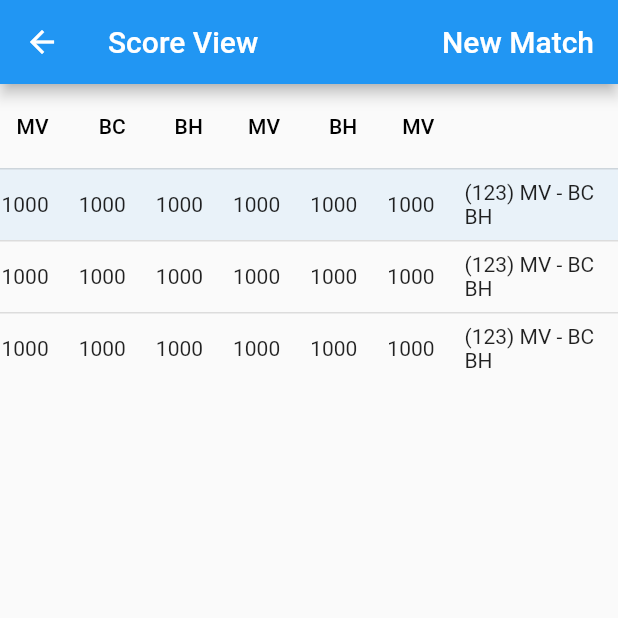
After one commit to bchruszc/rook_flutter, a Flutter app: the screen it shows after launch, after a tap on "ScoreView", on a phone screen of 412 x 824 dp, the top half of it. The commit adds this screen. Run offline on Flutter 3.47's test engine with Material 2 defaults, Android fonts, the phone set to English and light mode, and no system bars; missing offline and left inert: frideos, frideos_core; statements that could not run were skipped.

Commit message:
fixed a bunch of things, refactored, built full circle workflow, created dumby score board

```diff
--- a/lib/main.dart
+++ b/lib/main.dart
@@ -2,8 +2,9 @@ import 'package:flutter/material.dart';
 import 'package:rook_flutter/models/game.dart';
 import 'package:rook_flutter/models/listitem.dart';
 import 'package:rook_flutter/widgets/home.dart';
-import 'package:rook_flutter/widgets/newgamescreen.dart';
 import 'package:rook_flutter/widgets/newmatchcreen.dart';
+import 'package:rook_flutter/widgets/playerselectionscreen.dart';
+import 'package:rook_flutter/widgets/scorescreen.dart';
 
 List<Player> players = [
   Player('Martin'),
@@ -13,25 +14,35 @@ List<Player> players = [
   Player('Jeremy'),
 ];
 
+const String HomeRouteId = '/';
+
 void main() {
-  Match currentMatch;
-  GameInfo currentGame;
-
   runApp(MaterialApp(
-    initialRoute: '/',
-    routes: {
-      '/': (context) => HomeRoute(currentGame),
-      '/NewGame': (context) {
-        currentGame = GameInfo();
-        return PlayerSelection(
-            players.map((player) => ListItem(player)).toList(), currentGame);
-      },
-      '/LoadGame': (context) {
-        if(currentGame==null){
-          currentGame=GameInfo();
-        }
-        return NewMatchWidget(currentGame);
-      } //todo for games not matches
-    },
+    title: 'Rook 2.0',
+    onGenerateRoute: generateRoute,
+    initialRoute: HomeRouteId,
   ));
 }
+
+Route<dynamic> generateRoute(RouteSettings settings) {
+  var game;
+  if (settings.arguments != null) {
+    game = settings.arguments;
+  }
+  switch (settings.name) {
+    case HomeRouteId:
+      return MaterialPageRoute(builder: (context) => HomeRoute(game: game));
+    case PlayerSelection.Id:
+      return MaterialPageRoute(
+          builder: (context) => PlayerSelection(
+              game: game,
+              items: players.map((player) => ListItem(player)).toList()));
+    case NewMatchWidget.Id:
+      return MaterialPageRoute(
+          builder: (context) => NewMatchWidget(game: game));
+    case Scoreboard.Id:
+      return MaterialPageRoute(builder: (context) => Scoreboard(game: game));
+    default:
+      return MaterialPageRoute(builder: (context) => HomeRoute(game: game));
+  }
+}
--- a/lib/models/game.dart
+++ b/lib/models/game.dart
@@ -1,3 +1,5 @@
+import 'package:rook_flutter/models/listitem.dart';
+
 class GameInfo {
   List<Player> players = List();
   List<Match> matches = List();
@@ -5,6 +7,11 @@ class GameInfo {
 
   addPlayer(Player player) {
     players.add(player);
+  }
+
+  recordCurrentMatch() {
+    matches.add(currentMatch);
+    currentMatch=null;
   }
 
   removePlayer(Player player) {
@@ -17,6 +24,10 @@ class GameInfo {
 
   bool hasEnoughPlayer() {
     return players.length == 4 || players.length == 5 || players.length == 6;
+  }
+
+  List<ListItem<Match>> getMatchListItems(){
+    return matches.map((match) => ListItem(match)).toList();
   }
 }
 
--- a/lib/widgets/home.dart
+++ b/lib/widgets/home.dart
@@ -1,27 +1,33 @@
 import 'package:flutter/material.dart';
 import 'package:rook_flutter/models/game.dart';
+import 'package:rook_flutter/widgets/newmatchcreen.dart';
+import 'package:rook_flutter/widgets/playerselectionscreen.dart';
+import 'package:rook_flutter/widgets/scorescreen.dart';
 
 class HomeRoute extends StatelessWidget {
-  final GameInfo currentGame;
+  final GameInfo game;
 
-  HomeRoute(this.currentGame);
+  HomeRoute({Key key, @required this.game}) : super(key: key);
 
   @override
   Widget build(BuildContext context) {
     return Scaffold(
-        appBar: AppBar(
-          title: Text('Rook Score 2.0'),
-        ),
-        body: Column(
-          children: <Widget>[CreateGameButton(currentGame), LoadGameButton()],
-        ));
+      appBar: AppBar(
+        title: Text('Rook Score 2.0'),
+      ),
+      body: Column(
+        children: <Widget>[
+          CreateGameButton(),
+          LoadGameButton(game: game),
+          ScoreViewButton(game: game)
+        ],
+      ),
+    );
   }
 }
 
 class CreateGameButton extends StatelessWidget {
-  final GameInfo currentGame;
-
-  CreateGameButton(this.currentGame);
+  CreateGameButton();
 
   @override
   Widget build(BuildContext context) {
@@ -36,30 +42,42 @@ class CreateGameButton extends StatelessWidget {
   }
 
   createGame(BuildContext context) {
-    Navigator.pushNamed(context, '/NewGame');
+    Navigator.pushNamed(context, PlayerSelection.Id, arguments: GameInfo());
   }
-//
-//  createGame(BuildContext context) async{
-//    GameInfo result = await Navigator.pushNamed(context, '/NewGame');//add await and get new game data
-//    if(result !=null){
-//      currentGame = result;//this donsn't work
-//      Navigator.pushNamed(context, '/LoadGame');
-//    }
-//  }
-
 }
 
 class LoadGameButton extends StatelessWidget {
+  final GameInfo game;
+
+  LoadGameButton({Key key, @required this.game}) : super(key: key);
+
   @override
   Widget build(BuildContext context) {
     return Center(
       child: RaisedButton(
         child: Text('Load Game'),
-
         onPressed: () {
-          Navigator.pushNamed(context, '/LoadGame');
+          Navigator.pushNamed(context, NewMatchWidget.Id, arguments: game);
         },
       ),
     );
   }
 }
+
+class ScoreViewButton extends StatelessWidget {
+  final GameInfo game;
+
+  ScoreViewButton({Key key, @required this.game}) : super(key: key);
+
+  @override
+  Widget build(BuildContext context) {
+    return Center(
+      child: RaisedButton(
+        child: Text('ScoreView'),
+        onPressed: () {
+          Navigator.pushNamed(context, Scoreboard.Id, arguments: game);
+        },
+      ),
+    );
+  }
+}
--- /dev/null
+++ b/lib/widgets/scorescreen.dart
@@ -0,0 +1,166 @@
+import 'package:flutter/material.dart';
+import 'package:rook_flutter/models/game.dart';
+import 'package:rook_flutter/models/listitem.dart';
+import 'package:rook_flutter/widgets/newmatchcreen.dart';
+
+class Scoreboard extends StatefulWidget {
+  static const String Id = '/ViewScore';
+
+  final GameInfo game;
+
+  Scoreboard({Key key, @required this.game}) : super(key: key);
+
+  @override
+  ScoreboardState createState() => ScoreboardState();
+}
+
+class ScoreboardState extends State<Scoreboard> {
+  List<ListItem<Match>> matches;
+
+  ScoreboardState();
+
+  @override
+  void initState() {
+    super.initState();
+    matches = widget.game.getMatchListItems();
+    matches.add(ListItem(Match()));
+  }
+
+  @override
+  void dispose() {
+    super.dispose();
+  }
+
+  @override
+  Widget build(BuildContext context) {
+    return Scaffold(
+        appBar: AppBar(
+          title: Text("Score View"),
+          actions: <Widget>[DoneButton(game: widget.game)],
+        ),
+        body: LayoutBuilder(
+          builder: (context, constraints) => SingleChildScrollView(
+            child: ConstrainedBox(
+              constraints: BoxConstraints(minWidth: constraints.maxWidth),
+              //this doing anything?
+              child: DataTable(
+                  sortColumnIndex: null,
+                  horizontalMargin: 1.0,
+                  columnSpacing: 20,
+                  //20,30,40?
+                  columns: [
+                    DataColumn(label: Text('MV'), numeric: true),
+                    DataColumn(label: Text('BC'), numeric: true),
+                    DataColumn(label: Text('BH'), numeric: true),
+                    DataColumn(label: Text('MV'), numeric: true),
+                    DataColumn(label: Text('BH'), numeric: true),
+                    DataColumn(label: Text('MV'), numeric: true),
+                    DataColumn(label: Text('')),
+                  ],
+                  rows: [
+                    DataRow(selected: true, cells: [
+                      DataCell(Text('1000')),
+                      DataCell(Text('1000')),
+                      DataCell(Text('1000')),
+                      DataCell(Text('1000')),
+                      DataCell(Text('1000')),
+                      DataCell(Text('1000')),
+                      DataCell(getBidInfo()),
+                    ]),
+                    DataRow(cells: [
+                      DataCell(Text('1000')),
+                      DataCell(Text('1000')),
+                      DataCell(Text('1000')),
+                      DataCell(Text('1000')),
+                      DataCell(Text('1000')),
+                      DataCell(Text('1000')),
+                      DataCell(getBidInfo()),
+                    ]),
+                    DataRow(cells: [
+                      DataCell(Text('1000')),
+                      DataCell(Text('1000')),
+                      DataCell(Text('1000')),
+                      DataCell(Text('1000')),
+                      DataCell(Text('1000')),
+                      DataCell(Text('1000')),
+                      DataCell(getBidInfo()),
+                    ]),
+                  ]),
+            ),
+          ),
+        ));
+  }
+
+  Widget buildItemTile(BuildContext context, int index) {
+    if (index == 0) {
+      return Row(children: [
+        Center(child: Text("MV")),
+        Spacer(),
+        Text("BC"),
+        Spacer(),
+        Text("Ray"),
+        Spacer(),
+        Center(child: Text("Jeremy")),
+        Spacer(),
+        Text("Allan"),
+        Spacer(),
+        Text("BH"),
+        Spacer(),
+        Text(" "),
+      ]);
+    } else {
+      return GestureDetector(
+        onDoubleTap: () {
+//        setState(() {
+//          matches.removeAt(index);
+//        });
+        },
+        child: Container(
+          margin: EdgeInsets.symmetric(vertical: 4),
+          color: Colors.white,
+          child: Row(children: [
+            Text("1111"),
+            Spacer(),
+            Text("2222"),
+            Spacer(),
+            Text("3333"),
+            Spacer(),
+            Text("4444"),
+            Spacer(),
+            Text("5555"),
+            Spacer(),
+            Text("6666"),
+            Spacer(),
+            getBidInfo()
+          ]),
+        ),
+      );
+    }
+  }
+
+  Widget getBidInfo() {
+    return Text("(123) MV - BC BH");
+  }
+}
+
+class DoneButton extends StatefulWidget {
+  final GameInfo game;
+
+  DoneButton({Key key, @required this.game}) : super(key: key);
+
+  @override
+  DoneButtonState createState() => DoneButtonState();
+}
+
+class DoneButtonState extends State<DoneButton> {
+  @override
+  Widget build(BuildContext context) {
+    return FlatButton(
+      child: Text('New Match',
+          style: TextStyle(color: Colors.white, fontSize: 20)),
+      onPressed: () {
+        Navigator.pushNamed(context, NewMatchWidget.Id, arguments: widget.game);
+      },
+    );
+  }
+}
```
Also changed, not shown: lib/widgets/newmatchcreen.dart (+139 -51 lines), lib/widgets/playerselectionscreen.dart (renamed from lib/widgets/newgamescreen.dart, +30 -23 lines).
